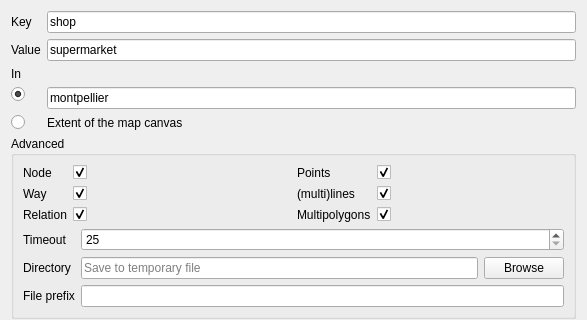
Before: the Qt Designer form ui/quick_query.ui in 3liz/QuickOSM, drawn with Qt 5; both pictures show x 0 to 587 and y 0 to 320 of the 587 by 565 pixel window.
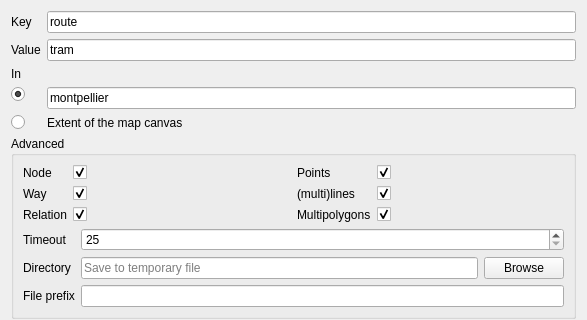
After: the same form once the commit is applied. Custom widgets are drawn as their Qt base class.

The edit to the form file:
```diff
--- a/ui/quick_query.ui
+++ b/ui/quick_query.ui
@@ -29,7 +29,7 @@
      <item row="0" column="1">
       <widget class="QLineEdit" name="lineEdit_key">
        <property name="text">
-        <string>shop</string>
+        <string>route</string>
        </property>
       </widget>
      </item>
@@ -43,7 +43,7 @@
      <item row="1" column="1">
       <widget class="QLineEdit" name="lineEdit_value">
        <property name="text">
-        <string>supermarket</string>
+        <string>tram</string>
        </property>
       </widget>
      </item>
```
